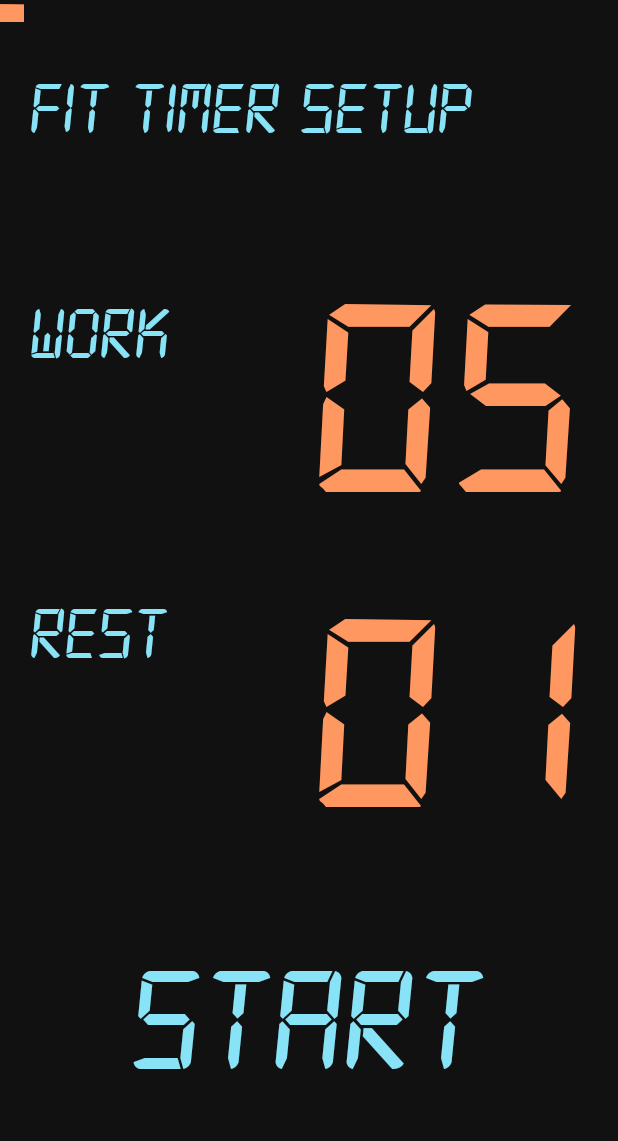
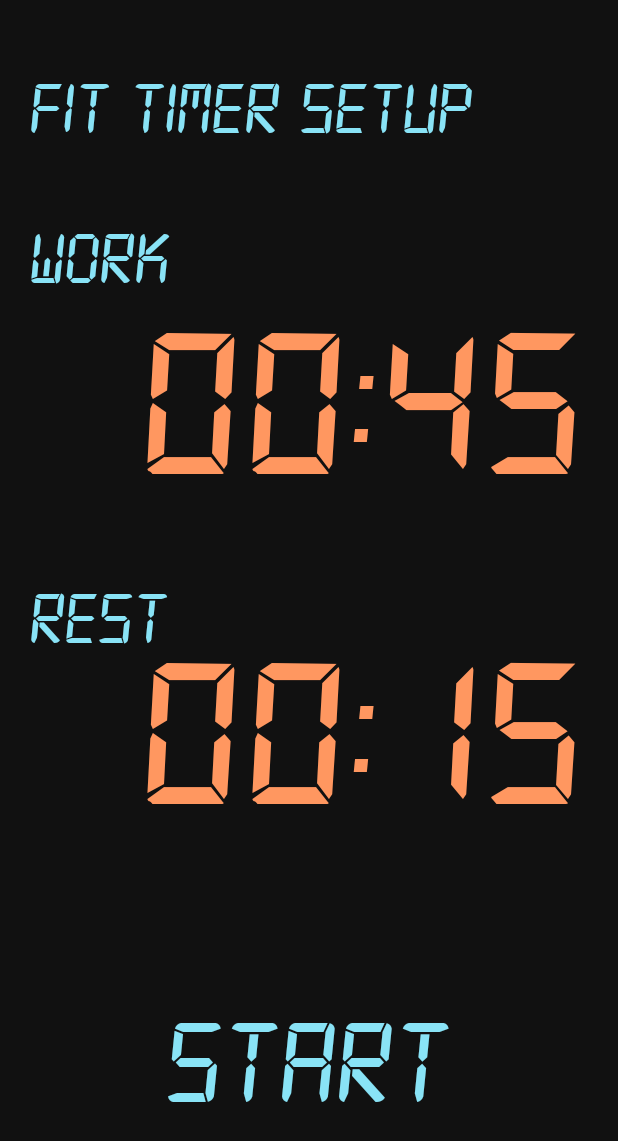
Before and after one commit to nickxiu27/Fitimer, an Android app: the fragment FitTimerImpl shown on its own in the app's theme, on a phone screen of 412 x 824 dp. Shown: the top 1141 px of the screen. Run offline under Robolectric (Android 15) with nearby library versions, the phone set to English and light mode, and no system bars.

Commit message:
Supports adjustment on seconds in Fit timer setup page.  - Re-aligned the text / digits on the setup page.  - Added scroll-listeners on all digits.
Tested on device.

```diff
--- a/app/src/main/java/com/nickxiu/fitimer/FitTimerImpl.java
+++ b/app/src/main/java/com/nickxiu/fitimer/FitTimerImpl.java
@@ -1,7 +1,6 @@
 package com.nickxiu.fitimer;
 
 import android.animation.Animator;
-import android.animation.AnimatorListenerAdapter;
 import android.animation.AnimatorSet;
 import android.animation.ObjectAnimator;
 import android.animation.ValueAnimator;
@@ -40,8 +39,10 @@ public class FitTimerImpl extends Fragment implements BaseTimerInterface {
     private ViewGroup viewGroup;
     private View setupView;
     private View runningView;
-    private TextView setupMinuteTextView;
-    private TextView setupSecondTextView;
+    private TextView workoutSetupMinuteTextView;
+    private TextView workoutSetupSecondTextView;
+    private TextView restSetupMinuteTextView;
+    private TextView restSetupSecondTextView;
     private TextView runningMinuteTextView;
     private TextView runningSecondTextView;
     private TextView startTextView;
@@ -64,7 +65,9 @@ public class FitTimerImpl extends Fragment implements BaseTimerInterface {
     // Variables for swipe up/down events during set-up.
     private float startingY = 0.0f;
     private int setupWorkMinutes;
+    private int setupWorkSeconds;
     private int setupRestMinutes;
+    private int setupRestSeconds;
 
     @Override
     public void onCreate(@Nullable Bundle savedInstanceState) {
@@ -79,8 +82,10 @@ public class FitTimerImpl extends Fragment implements BaseTimerInterface {
                 R.layout.fit_timer_view, container, false);
         setupView = viewGroup.findViewById(R.id.fit_timer_view_setup);
         runningView = viewGroup.findViewById(R.id.fit_timer_view_running);
-        setupMinuteTextView = viewGroup.findViewById(R.id.minute_text_view_setup);
-        setupSecondTextView = viewGroup.findViewById(R.id.second_text_view_setup);
+        workoutSetupMinuteTextView = viewGroup.findViewById(R.id.workout_text_view_setup_min);
+        workoutSetupSecondTextView = viewGroup.findViewById(R.id.workout_text_view_setup_sec);
+        restSetupMinuteTextView = viewGroup.findViewById(R.id.rest_text_view_setup_min);
+        restSetupSecondTextView = viewGroup.findViewById(R.id.rest_text_view_setup_sec);
         runningMinuteTextView = viewGroup.findViewById(R.id.minute_text_view_running);
         runningSecondTextView = viewGroup.findViewById(R.id.second_text_view_running);
         startTextView = viewGroup.findViewById(R.id.start_button_text_view);
@@ -129,8 +134,8 @@ public class FitTimerImpl extends Fragment implements BaseTimerInterface {
     public void reset() {
         Log.i(TAG, "reset");
         isRunning = false;
-        workTimeSeconds = Integer.parseInt((String) setupMinuteTextView.getText()) * UNIT;
-        restTimeSeconds = Integer.parseInt((String) setupSecondTextView.getText()) * UNIT;
+        workTimeSeconds = Integer.parseInt((String) workoutSetupMinuteTextView.getText()) * UNIT + Integer.parseInt((String) workoutSetupSecondTextView.getText());
+        restTimeSeconds = Integer.parseInt((String) restSetupMinuteTextView.getText()) * UNIT + Integer.parseInt((String) restSetupSecondTextView.getText());
         cumulativeStartingTime = 0;
         cumulativeElapsedTime = 0;
 
@@ -181,7 +186,7 @@ public class FitTimerImpl extends Fragment implements BaseTimerInterface {
         FrameLayout rootView = viewGroup.findViewById(R.id.fit_timer_view);
 
         // Set up minute digits animation.
-        fromView = viewGroup.findViewById(R.id.minute_text_view_setup);
+        fromView = viewGroup.findViewById(R.id.workout_text_view_setup_sec);
         toView = viewGroup.findViewById(R.id.minute_text_view_running);
         minuteShuttleView = viewGroup.findViewById(R.id.minute_shuttle);
 
@@ -193,7 +198,7 @@ public class FitTimerImpl extends Fragment implements BaseTimerInterface {
         animatorSet = getViewToViewScalingAnimator(animatorSet, rootView, minuteShuttleView, fromRect, toRect);
 
         // Set up second digits animation.
-        fromView = viewGroup.findViewById(R.id.second_text_view_setup);
+        fromView = viewGroup.findViewById(R.id.rest_text_view_setup_sec);
         toView = viewGroup.findViewById(R.id.second_text_view_running);
         secondShuttleView = viewGroup.findViewById(R.id.second_shuttle);
 
@@ -207,8 +212,8 @@ public class FitTimerImpl extends Fragment implements BaseTimerInterface {
         animatorSet.addListener(new Animator.AnimatorListener() {
             @Override
             public void onAnimationStart(Animator animation) {
-                minuteShuttleView.setText(setupMinuteTextView.getText());
-                secondShuttleView.setText("00");
+                minuteShuttleView.setText(workoutSetupMinuteTextView.getText());
+                secondShuttleView.setText(workoutSetupSecondTextView.getText());
                 setupView.setVisibility(View.GONE);
                 runningView.setVisibility(View.GONE);
                 minuteShuttleView.setVisibility(View.VISIBLE);
@@ -349,22 +354,25 @@ public class FitTimerImpl extends Fragment implements BaseTimerInterface {
     private boolean isValidMinutes(int min) {
         return min >= 0 && min <= 99;
     }
+    private boolean isValidSeconds(int sec) {
+        return sec >= 0 && sec <= 59;
+    }
 
     // TODO: may refactor.
     private void linkSetupPageEventTrackers() {
-        setupMinuteTextView.setOnTouchListener(
+        workoutSetupMinuteTextView.setOnTouchListener(
                 new View.OnTouchListener() {
                     @Override
                     public boolean onTouch(View view, MotionEvent event) {
                         switch (event.getAction()) {
                             case ACTION_DOWN:
                                 startingY = event.getY();
-                                setupWorkMinutes = Integer.parseInt((String) setupMinuteTextView.getText());
+                                setupWorkMinutes = Integer.parseInt((String) workoutSetupMinuteTextView.getText());
                                 break;
                             case ACTION_MOVE:
-                                int movingMinutes = (int) (startingY - event.getY()) / 100;
-                                if (isValidMinutes(setupWorkMinutes + movingMinutes)) {
-                                    setupMinuteTextView.setText(String.format("%02d", setupWorkMinutes + movingMinutes));
+                                int diff = (int) (startingY - event.getY()) / 100;
+                                if (isValidMinutes(setupWorkMinutes + diff)) {
+                                    workoutSetupMinuteTextView.setText(String.format("%02d", setupWorkMinutes + diff));
                                 }
                                 break;
                         }
@@ -372,19 +380,60 @@ public class FitTimerImpl extends Fragment implements BaseTimerInterface {
                     }
                 }
         );
-        setupSecondTextView.setOnTouchListener(
+        workoutSetupSecondTextView.setOnTouchListener(
                 new View.OnTouchListener() {
                     @Override
                     public boolean onTouch(View view, MotionEvent event) {
                         switch (event.getAction()) {
                             case ACTION_DOWN:
                                 startingY = event.getY();
-                                setupRestMinutes = Integer.parseInt((String) setupSecondTextView.getText());
+                                setupWorkSeconds = Integer.parseInt((String) workoutSetupSecondTextView.getText());
                                 break;
                             case ACTION_MOVE:
-                                int movingMinutes = (int) (startingY - event.getY()) / 100;
-                                if (isValidMinutes(setupRestMinutes + movingMinutes)) {
-                                    setupSecondTextView.setText(String.format("%02d", setupRestMinutes + movingMinutes));
+                                int diff = (int) (startingY - event.getY()) / 100;
+                                if (isValidSeconds(setupWorkSeconds + diff)) {
+                                    workoutSetupSecondTextView.setText(String.format("%02d", setupWorkSeconds + diff));
+                                }
+                                break;
+                        }
+                        return true;
+                    }
+                }
+        );
+
+        restSetupMinuteTextView.setOnTouchListener(
+                new View.OnTouchListener() {
+                    @Override
+                    public boolean onTouch(View view, MotionEvent event) {
+                        switch (event.getAction()) {
+                            case ACTION_DOWN:
+                                startingY = event.getY();
+                                setupRestMinutes = Integer.parseInt((String) restSetupMinuteTextView.getText());
+                                break;
+                            case ACTION_MOVE:
+                                int diff = (int) (startingY - event.getY()) / 100;
+                                if (isValidMinutes(setupRestMinutes + diff)) {
+                                    restSetupMinuteTextView.setText(String.format("%02d", setupRestMinutes + diff));
+                                }
+                                break;
+                        }
+                        return true;
+                    }
+                }
+        );
+        restSetupSecondTextView.setOnTouchListener(
+                new View.OnTouchListener() {
+                    @Override
+                    public boolean onTouch(View view, MotionEvent event) {
+                        switch (event.getAction()) {
+                            case ACTION_DOWN:
+                                startingY = event.getY();
+                                setupRestSeconds = Integer.parseInt((String) restSetupSecondTextView.getText());
+                                break;
+                            case ACTION_MOVE:
+                                int diff = (int) (startingY - event.getY()) / 100;
+                                if (isValidSeconds(setupRestSeconds + diff)) {
+                                    restSetupSecondTextView.setText(String.format("%02d", setupRestSeconds + diff));
                                 }
                                 break;
                         }
@@ -415,7 +464,9 @@ public class FitTimerImpl extends Fragment implements BaseTimerInterface {
     }
 
     private void unlinkSetupEventTrackers() {
-        setupMinuteTextView.setOnTouchListener(null);
-        setupSecondTextView.setOnTouchListener(null);
+        workoutSetupMinuteTextView.setOnTouchListener(null);
+        workoutSetupSecondTextView.setOnTouchListener(null);
+        restSetupMinuteTextView.setOnTouchListener(null);
+        restSetupSecondTextView.setOnTouchListener(null);
     }
 }
--- a/app/src/main/java/com/nickxiu/fitimer/StopwatchImpl.java
+++ b/app/src/main/java/com/nickxiu/fitimer/StopwatchImpl.java
@@ -44,8 +44,8 @@ public class StopwatchImpl extends Fragment implements BaseTimerInterface {
                              Bundle savedInstanceState) {
         viewGroup = (ViewGroup) inflater.inflate(
                 R.layout.timer_view, container, false);
-        minuteTextView = viewGroup.findViewById(R.id.minute_text_view_setup);
-        secondTextView = viewGroup.findViewById(R.id.second_text_view_setup);
+        minuteTextView = viewGroup.findViewById(R.id.workout_text_view_setup_sec);
+        secondTextView = viewGroup.findViewById(R.id.rest_text_view_setup_sec);
 
         setEventTrackers();
         return viewGroup;
--- a/app/src/main/res/layout/fit_timer_view.xml
+++ b/app/src/main/res/layout/fit_timer_view.xml
@@ -17,29 +17,79 @@
             android:layout_height="match_parent"
             android:orientation="vertical">
 
-            <TextView
-                android:id="@+id/minute_text_view_setup"
+            <RelativeLayout
                 android:layout_width="wrap_content"
                 android:layout_height="wrap_content"
-                android:layout_marginTop="200dp"
+                android:layout_marginTop="220dp"
                 android:layout_marginRight="20dp"
-                android:layout_gravity="right"
-                android:fontFamily="@font/segment_7"
-                android:text="@string/fit_timer_work_place_holder"
-                android:textColor="@color/colorPrimary"
-                android:textSize="160sp" />
+                android:layout_gravity="right">
 
-            <TextView
-                android:id="@+id/second_text_view_setup"
+                <TextView
+                    android:id="@+id/workout_text_view_setup_min"
+                    android:layout_width="wrap_content"
+                    android:layout_height="wrap_content"
+                    android:fontFamily="@font/segment_7"
+                    android:text="@string/fit_timer_place_holder_00"
+                    android:textColor="@color/colorPrimary"
+                    android:textSize="120sp" />
+
+                <TextView
+                    android:id="@+id/workout_text_view_delimiter"
+                    android:layout_width="wrap_content"
+                    android:layout_height="wrap_content"
+                    android:fontFamily="@font/digital_7"
+                    android:text="@string/fit_timer_digit_delimiter"
+                    android:layout_toEndOf="@id/workout_text_view_setup_min"
+                    android:textColor="@color/colorPrimary"
+                    android:textSize="120sp" />
+
+                <TextView
+                    android:id="@+id/workout_text_view_setup_sec"
+                    android:layout_width="wrap_content"
+                    android:layout_height="wrap_content"
+                    android:fontFamily="@font/segment_7"
+                    android:text="@string/fit_timer_place_holder_45"
+                    android:layout_toEndOf="@id/workout_text_view_delimiter"
+                    android:textColor="@color/colorPrimary"
+                    android:textSize="120sp" />
+
+            </RelativeLayout>
+
+            <RelativeLayout
                 android:layout_width="wrap_content"
                 android:layout_height="wrap_content"
-                android:layout_marginTop="50dp"
+                android:layout_marginTop="100dp"
                 android:layout_marginRight="20dp"
-                android:layout_gravity="right"
-                android:fontFamily="@font/segment_7"
-                android:text="@string/fit_timer_rest_place_holder"
-                android:textColor="@color/colorPrimary"
-                android:textSize="160sp"/>
+                android:layout_gravity="right">
+                <TextView
+                    android:id="@+id/rest_text_view_setup_min"
+                    android:layout_width="wrap_content"
+                    android:layout_height="wrap_content"
+                    android:fontFamily="@font/segment_7"
+                    android:text="@string/fit_timer_place_holder_00"
+                    android:textColor="@color/colorPrimary"
+                    android:textSize="120sp" />
+
+                <TextView
+                    android:id="@+id/rest_text_view_delimiter"
+                    android:layout_width="wrap_content"
+                    android:layout_height="wrap_content"
+                    android:fontFamily="@font/digital_7"
+                    android:text="@string/fit_timer_digit_delimiter"
+                    android:layout_toEndOf="@id/rest_text_view_setup_min"
+                    android:textColor="@color/colorPrimary"
+                    android:textSize="120sp" />
+
+                <TextView
+                    android:id="@+id/rest_text_view_setup_sec"
+                    android:layout_width="wrap_content"
+                    android:layout_height="wrap_content"
+                    android:fontFamily="@font/segment_7"
+                    android:text="@string/fit_timer_place_holder_15"
+                    android:layout_toEndOf="@id/rest_text_view_delimiter"
+                    android:textColor="@color/colorPrimary"
+                    android:textSize="120sp"/>
+            </RelativeLayout>
         </LinearLayout>
 
         <TextView
@@ -58,7 +108,7 @@
             android:id="@+id/work_text_view"
             android:layout_width="wrap_content"
             android:layout_height="wrap_content"
-            android:layout_marginTop="200dp"
+            android:layout_marginTop="150dp"
             android:layout_marginLeft="20dp"
             android:fontFamily="@font/digital_7"
             android:text="@string/fit_timer_work"
@@ -69,7 +119,7 @@
             android:id="@+id/rest_text_view"
             android:layout_width="wrap_content"
             android:layout_height="wrap_content"
-            android:layout_marginTop="400dp"
+            android:layout_marginTop="390dp"
             android:layout_marginLeft="20dp"
             android:fontFamily="@font/digital_7"
             android:text="@string/fit_timer_rest"
@@ -80,13 +130,13 @@
             android:id="@+id/start_button_text_view"
             android:layout_width="wrap_content"
             android:layout_height="wrap_content"
-            android:layout_marginBottom="100dp"
+            android:layout_marginBottom="80dp"
             android:fontFamily="@font/digital_7"
             android:layout_centerHorizontal="true"
             android:layout_alignParentBottom="true"
             android:text="@string/fit_timer_start"
             android:textColor="@color/colorAccent"
-            android:textSize="100sp"/>
+            android:textSize="80sp"/>
     </RelativeLayout>
 
     <LinearLayout
@@ -134,11 +184,12 @@
         android:layout_height="wrap_content"
         android:fontFamily="@font/segment_7"
         android:gravity="center"
-        android:text="@string/fit_timer_work_place_holder"
+        android:text="@string/fit_timer_place_holder_45"
         android:textColor="@color/colorPrimary"
         app:autoSizeMaxTextSize="320sp"
         app:autoSizeMinTextSize="160sp"
-        app:autoSizeTextType="uniform"/>
+        app:autoSizeTextType="uniform"
+        android:visibility="gone"/>
 
     <TextView
         android:id="@+id/second_shuttle"
@@ -146,9 +197,10 @@
         android:layout_height="wrap_content"
         android:fontFamily="@font/segment_7"
         android:gravity="center"
-        android:text="@string/fit_timer_work_place_holder"
+        android:text="@string/fit_timer_place_holder_45"
         android:textColor="@color/colorPrimary"
         app:autoSizeMaxTextSize="320sp"
         app:autoSizeMinTextSize="160sp"
-        app:autoSizeTextType="uniform"/>
+        app:autoSizeTextType="uniform"
+        android:visibility="gone"/>
 </FrameLayout>
--- a/app/src/main/res/layout/landing_page_view.xml
+++ b/app/src/main/res/layout/landing_page_view.xml
@@ -15,7 +15,7 @@
         android:padding="16dp"
         android:text="I need a"
         android:textColor="@color/colorAccent"
-        android:textSize="100dp" />
+        android:textSize="110dp" />
 
     <TextView
         android:id="@+id/landing_page_timer_button"
@@ -28,7 +28,7 @@
         android:padding="16dp"
         android:text="Stopwatch"
         android:textColor="@color/colorPrimary"
-        android:textSize="50dp" />
+        android:textSize="80dp" />
 
     <TextView
         android:id="@+id/landing_page_fit_timer_button"
@@ -41,5 +41,5 @@
         android:padding="16dp"
         android:text="Fit Timer"
         android:textColor="@color/colorPrimary"
-        android:textSize="50dp" />
+        android:textSize="80dp" />
 </RelativeLayout>
--- a/app/src/main/res/layout/timer_view.xml
+++ b/app/src/main/res/layout/timer_view.xml
@@ -14,7 +14,7 @@
     <TextView
         android:layout_width="match_parent"
         android:layout_height="match_parent"
-        android:id="@+id/minute_text_view_setup"
+        android:id="@+id/workout_text_view_setup_sec"
         android:text="@string/timer_place_holder"
         app:autoSizeMaxTextSize="320sp"
         app:autoSizeMinTextSize="5sp"
@@ -28,7 +28,7 @@
     <TextView
         android:layout_width="match_parent"
         android:layout_height="match_parent"
-        android:id="@+id/second_text_view_setup"
+        android:id="@+id/rest_text_view_setup_sec"
         android:text="@string/timer_place_holder"
         app:autoSizeMaxTextSize="320sp"
         app:autoSizeMinTextSize="5sp"
--- a/app/src/main/res/values/strings.xml
+++ b/app/src/main/res/values/strings.xml
@@ -5,8 +5,10 @@
     <string name="fit_timer_start">Start</string>
     <string name="fit_timer_work">Work</string>
     <string name="fit_timer_rest">Rest</string>
-    <string name="fit_timer_work_place_holder">05</string>
-    <string name="fit_timer_rest_place_holder">01</string>
+    <string name="fit_timer_digit_delimiter">:</string>
+    <string name="fit_timer_place_holder_00">00</string>
+    <string name="fit_timer_place_holder_45">45</string>
+    <string name="fit_timer_place_holder_15">15</string>
     <string name="timer_menu_item">Timer</string>
     <string name="fit_timer_menu_item">Fit Timer</string>
 </resources>
```
Also changed, not shown: app/build.gradle (+4 -4 lines).
